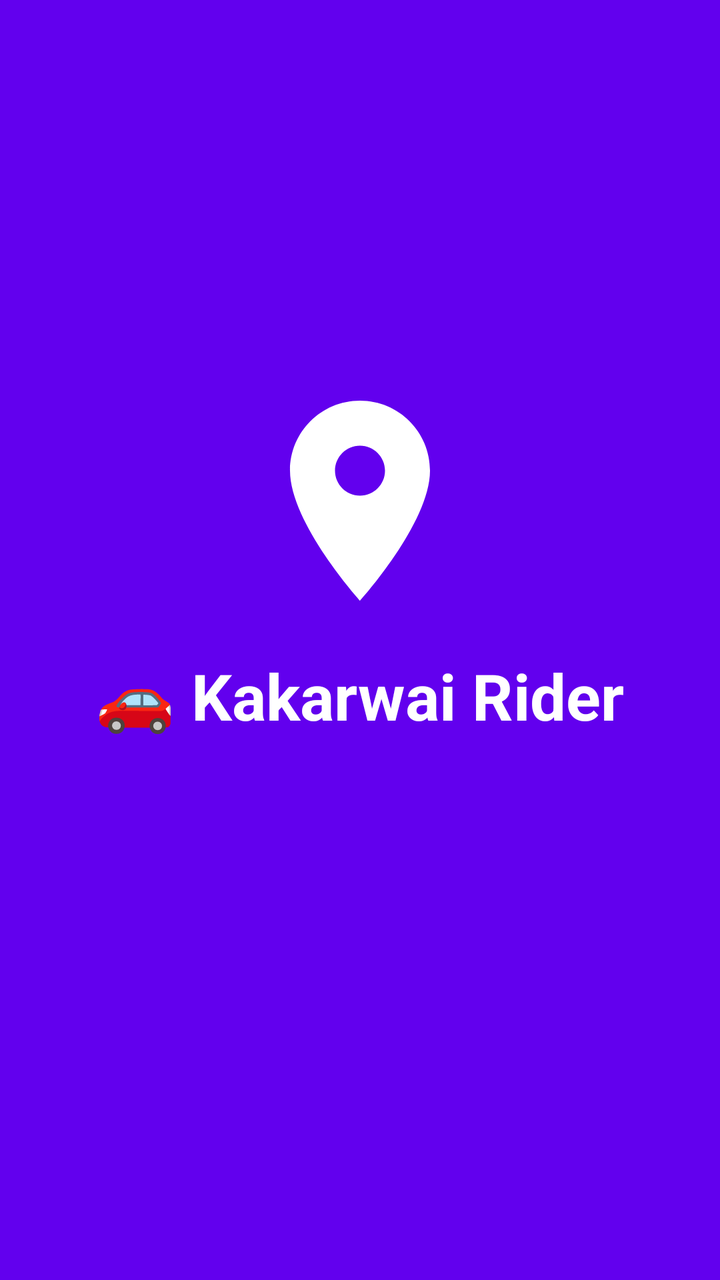
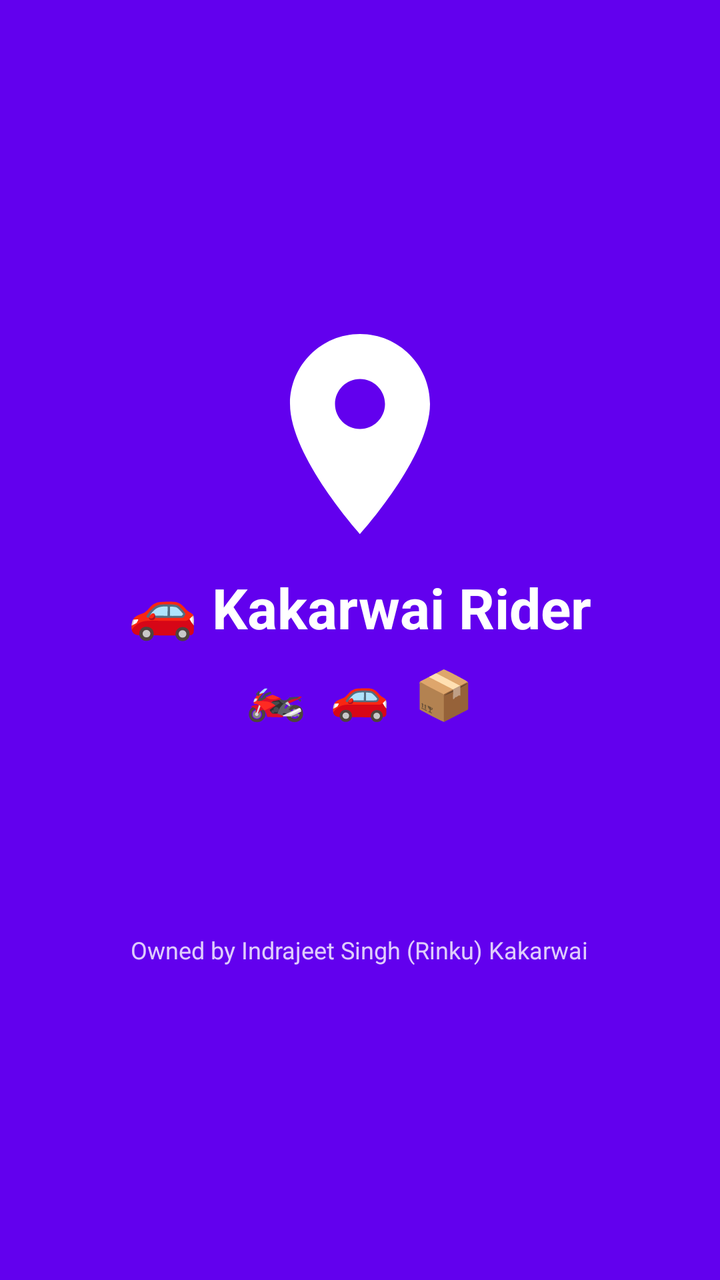

The first picture is an Android layout as it rendered before a commit; the second is the same layout after the commit. The layout source and the unified diff follow.
<!-- AndroidManifest.xml: activity theme Theme.KakarwaiRider -->
<!-- res/layout/activity_splash.xml -->
<?xml version="1.0" encoding="utf-8"?>
<LinearLayout xmlns:android="http://schemas.android.com/apk/res/android"
    xmlns:app="http://schemas.android.com/apk/res-auto"
    android:layout_width="match_parent"
    android:layout_height="match_parent"
    android:gravity="center"
    android:orientation="vertical"
    android:background="@color/primary">

    
    <ImageView
        android:layout_width="120dp"
        android:layout_height="120dp"
        android:src="@drawable/ic_splash_logo"
        android:layout_marginBottom="16dp" />

    
    <TextView
        android:layout_width="wrap_content"
        android:layout_height="wrap_content"
        android:text="🚗 Kakarwai Rider"
        android:textSize="32sp"
        android:textStyle="bold"
        android:textColor="@color/white" />

    
    <ProgressBar
        android:layout_width="wrap_content"
        android:layout_height="wrap_content"
        android:layout_marginTop="32dp"
        android:indeterminateTint="@color/white" />

</LinearLayout>
<!-- resources referenced by this layout -->
<resources>
  <color name="primary">@color/purple_500</color>
  <color name="white">#FFFFFFFF</color>
  <!-- drawable ic_splash_logo (drawable) -->
  <vector xmlns:android="http://schemas.android.com/apk/res/android"
      android:width="120dp"
      android:height="120dp"
      android:viewportWidth="24"
      android:viewportHeight="24">
      <path
          android:fillColor="#FFFFFFFF"
          android:pathData="M12,2C8.13,2 5,5.13 5,9c0,5.25 7,13 7,13s7,-7.75 7,-13c0,-3.87 -3.13,-7 -7,-7zM12,11.5c-1.38,0 -2.5,-1.12 -2.5,-2.5s1.12,-2.5 2.5,-2.5 2.5,1.12 2.5,2.5 -1.12,2.5 -2.5,2.5z"/>
  </vector>
  <style name="Theme.KakarwaiRider" parent="Base.Theme.KakarwaiRider" />
  <color name="purple_500">#FF6200EE</color>
  <style name="Base.Theme.KakarwaiRider" parent="Theme.Material3.DayNight.NoActionBar">
          
          
      </style>
</resources>

<!-- the commit's change to res/layout/activity_splash.xml (unified diff, before → after) -->
@@ -5,29 +5,73 @@
     android:layout_height="match_parent"
     android:gravity="center"
     android:orientation="vertical"
-    android:background="@color/primary">
+    android:background="@color/primary"
+    android:padding="24dp">
 
     
     <ImageView
         android:layout_width="120dp"
         android:layout_height="120dp"
         android:src="@drawable/ic_splash_logo"
-        android:layout_marginBottom="16dp" />
+        android:layout_marginBottom="8dp" />
 
     
     <TextView
         android:layout_width="wrap_content"
         android:layout_height="wrap_content"
         android:text="🚗 Kakarwai Rider"
-        android:textSize="32sp"
+        android:textSize="28sp"
         android:textStyle="bold"
         android:textColor="@color/white" />
+
+    
+    <LinearLayout
+        android:layout_width="wrap_content"
+        android:layout_height="wrap_content"
+        android:orientation="horizontal"
+        android:layout_marginTop="8dp"
+        android:gravity="center">
+
+        
+        <TextView
+            android:layout_width="wrap_content"
+            android:layout_height="wrap_content"
+            android:text="🏍️"
+            android:textSize="24sp"
+            android:layout_marginEnd="12dp" />
+
+        
+        <TextView
+            android:layout_width="wrap_content"
+            android:layout_height="wrap_content"
+            android:text="🚗"
+            android:textSize="24sp"
+            android:layout_marginEnd="12dp" />
+
+        
+        <TextView
+            android:layout_width="wrap_content"
+            android:layout_height="wrap_content"
+            android:text="📦"
+            android:textSize="24sp" />
+
+    </LinearLayout>
 
     
     <ProgressBar
         android:layout_width="wrap_content"
         android:layout_height="wrap_content"
-        android:layout_marginTop="32dp"
+        android:layout_marginTop="24dp"
         android:indeterminateTint="@color/white" />
 
+    
+    <TextView
+        android:layout_width="wrap_content"
+        android:layout_height="wrap_content"
+        android:text="Owned by Indrajeet Singh (Rinku) Kakarwai"
+        android:textSize="12sp"
+        android:textColor="#CCFFFFFF"
+        android:layout_marginTop="32dp"
+        android:gravity="center" />
+
 </LinearLayout>
